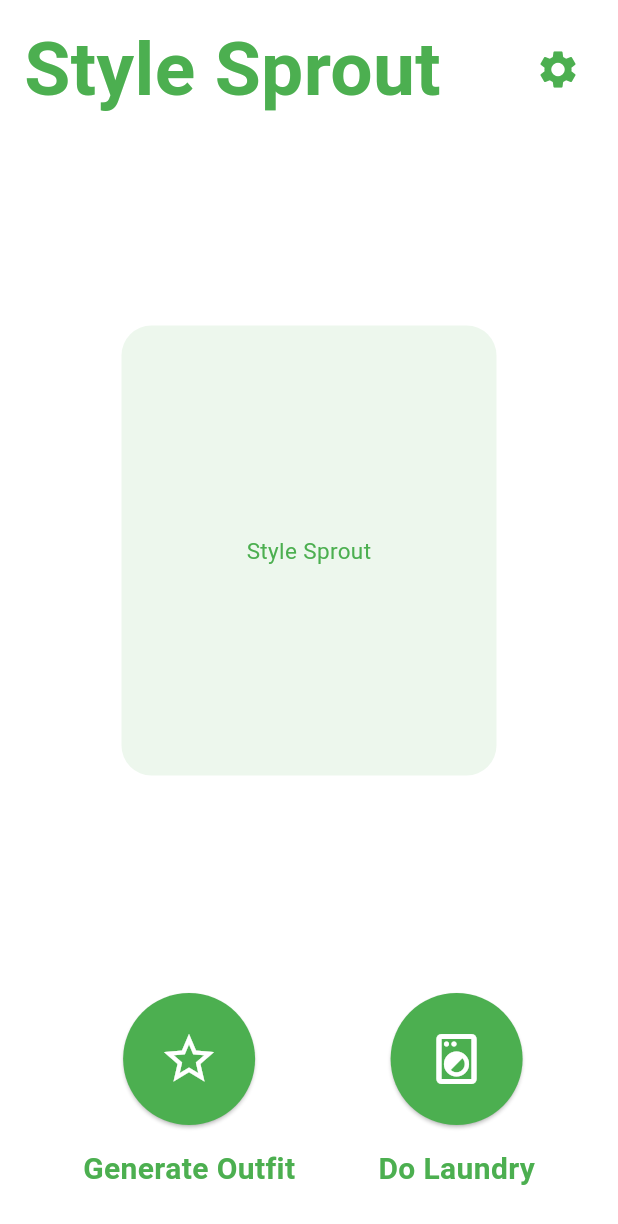
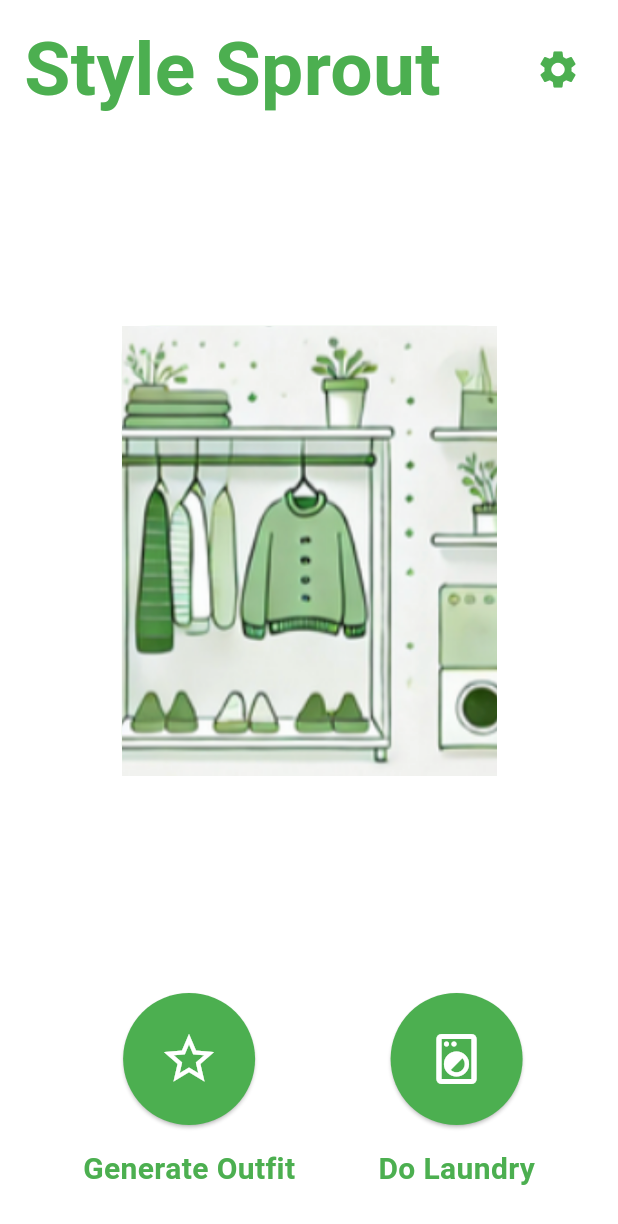
Before and after one commit to gpf2/B5Frontend, a Flutter app: the screen it shows after launch, on a phone screen of 412 x 824 dp. Shown: the top 1224 px of the screen. Run offline on Flutter 3.47's test engine with Material 3 defaults, Android fonts, the phone set to English and light mode, and no system bars.

Commit message:
code to display image on home page

```diff
--- a/style_sprout/lib/main.dart
+++ b/style_sprout/lib/main.dart
@@ -120,6 +120,9 @@ class _StyleSproutHomeState extends State<StyleSproutHome> {
 
   @override
   Widget build(BuildContext context) {
+    double devicePixelRatio = MediaQuery.of(context).devicePixelRatio;
+    Size screenSize = MediaQuery.of(context).size;
+    double displayWidthInPixels = screenSize.width * devicePixelRatio;
     return Scaffold(
       backgroundColor: Colors.white,
       body: SafeArea(
@@ -164,13 +167,11 @@ class _StyleSproutHomeState extends State<StyleSproutHome> {
                     borderRadius: BorderRadius.circular(20),
                   ),
                   child: Center(
-                    child: Text(
-                      outfitResult,
-                      style: const TextStyle(
-                        color: Colors.green,
-                        fontSize: 15,
-                      ),
-                      textAlign: TextAlign.center,
+                    child:  Image(
+                      image: const AssetImage('assets/background.png'),
+                      width: displayWidthInPixels,
+                      height: displayWidthInPixels,
+                      fit: BoxFit.cover,
                     ),
                   ),
                 ),
--- a/style_sprout/pubspec.yaml
+++ b/style_sprout/pubspec.yaml
@@ -61,8 +61,8 @@ flutter:
   uses-material-design: true
 
   # To add assets to your application, add an assets section, like this:
-  # assets:
-  #   - images/a_dot_burr.jpeg
+  assets:
+  - assets/background.png
   #   - images/a_dot_ham.jpeg
 
   # An image asset can refer to one or more resolution-specific "variants", see
```
Also changed, not shown: style_sprout/assets/background.png (added), 1 other file.
